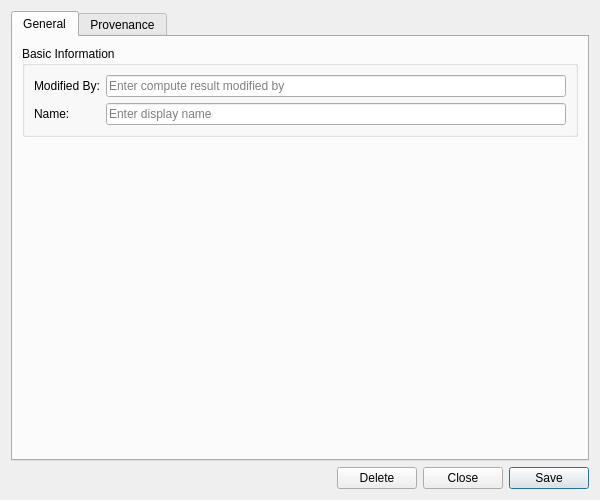
OreStudio/OreStudio, file projects/ores.qt/compute/ui/ResultDetailDialog.ui: the form before one commit.
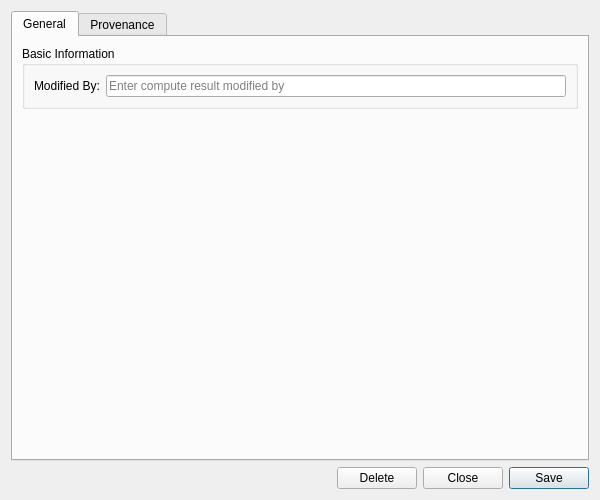
The form after the commit. Custom widgets are drawn as their Qt base class.

Commit message:
[ores.qt] Regenerate compute detail dialogs without the phantom name row
Regenerate the five thin detail dialogs after the detail-fields gating
fix: an entity without a name column now gets only its key row plus
provenance. The bound .name member does not exist on batch, app_version,
host, result or workunit, so the generated dialogs previously did not
compile.

Story-ID: 1D13F6BF-DD96-40AC-9286-BD540D94FA75
Task-ID: A97F58CC-6C2D-4138-AE4C-60D8C53B88A7
Environment: brave_hopper

What changed in the file:
```diff
--- a/projects/ores.qt/compute/ui/ResultDetailDialog.ui
+++ b/projects/ores.qt/compute/ui/ResultDetailDialog.ui
@@ -55,20 +55,6 @@
             </property>
            </widget>
           </item>
-          <item row="1" column="0">
-           <widget class="QLabel" name="labelName">
-            <property name="text">
-             <string>Name:</string>
-            </property>
-           </widget>
-          </item>
-          <item row="1" column="1">
-           <widget class="QLineEdit" name="nameEdit">
-            <property name="placeholderText">
-             <string>Enter display name</string>
-            </property>
-           </widget>
-          </item>
          </layout>
         </widget>
        </item>
```
The commit also changes 9 other files.
